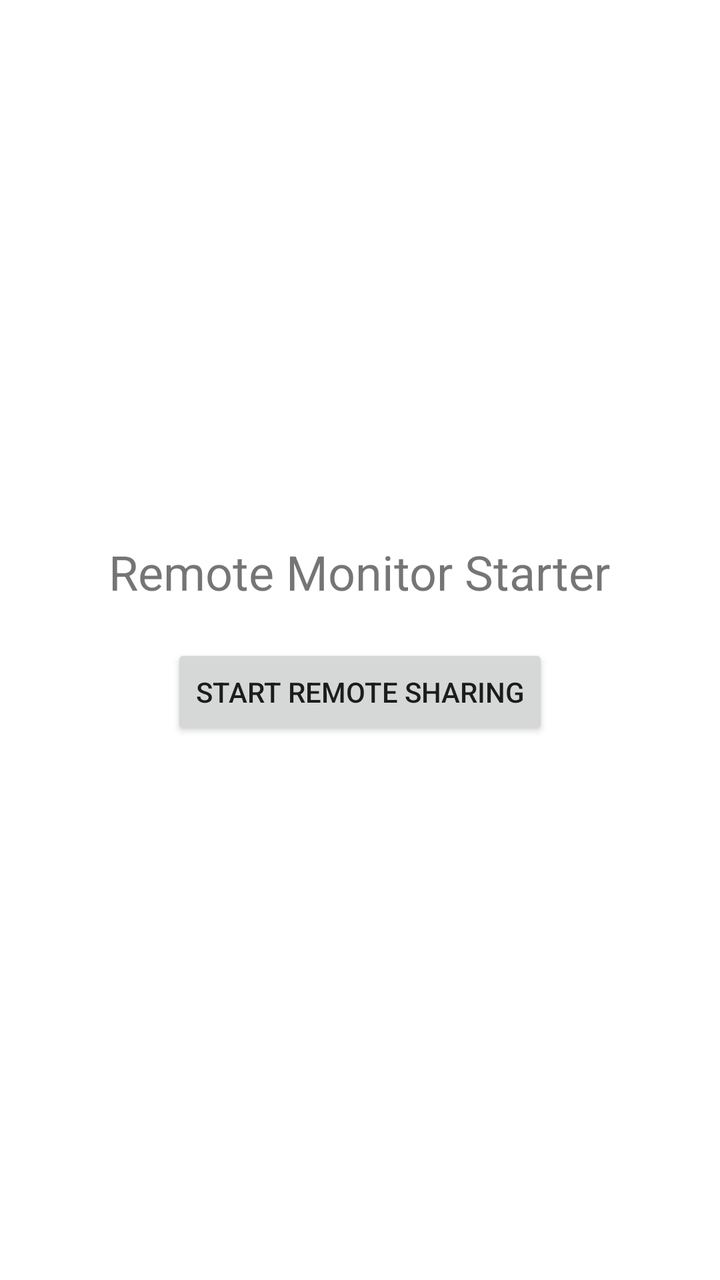
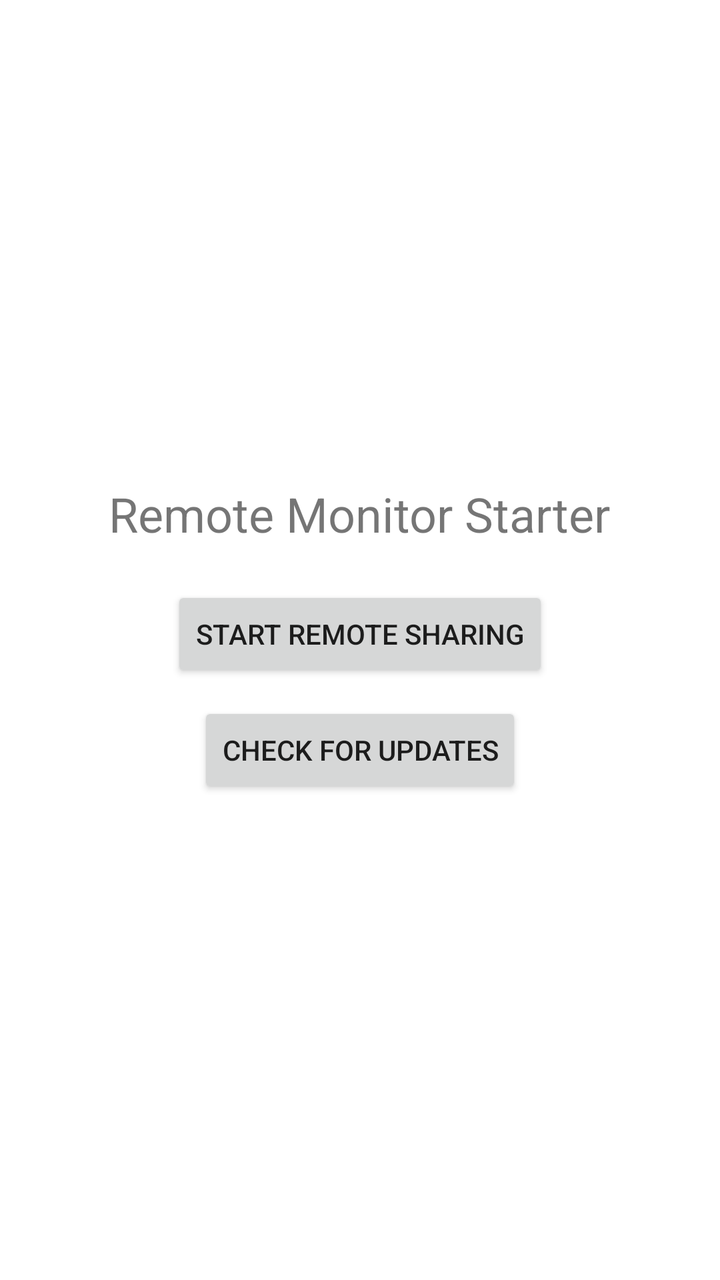

Compare the two renders of this Android layout. The source of the first and the diff that turns it into the second are given below.
<!-- AndroidManifest.xml: application theme Theme.RemoteMonitor -->
<!-- res/layout/activity_main.xml -->
<?xml version="1.0" encoding="utf-8"?>
<LinearLayout
    xmlns:android="http://schemas.android.com/apk/res/android"
    android:orientation="vertical"
    android:gravity="center"
    android:layout_width="match_parent"
    android:layout_height="match_parent">

    <TextView
        android:text="Remote Monitor Starter"
        android:textSize="24sp"
        android:layout_width="wrap_content"
        android:layout_height="wrap_content"/>

    <Button
        android:id="@+id/startButton"
        android:text="Start Remote Sharing"
        android:layout_marginTop="20dp"
        android:layout_width="wrap_content"
        android:layout_height="wrap_content"/>

</LinearLayout>
<!-- resources referenced by this layout -->
<resources>
  <style name="Theme.RemoteMonitor" parent="Theme.MaterialComponents.DayNight.DarkActionBar">
          
          <item name="colorPrimary">@color/purple_500</item>
          <item name="colorPrimaryVariant">@color/purple_700</item>
          <item name="colorOnPrimary">@color/white</item>
          
          <item name="colorSecondary">@color/teal_200</item>
          <item name="colorSecondaryVariant">@color/teal_700</item>
          <item name="colorOnSecondary">@color/black</item>
          
          <item name="android:statusBarColor">?attr/colorPrimaryVariant</item>
          
      </style>
  <color name="purple_500">#FF6200EE</color>
  <color name="purple_700">#FF3700B3</color>
  <color name="white">#FFFFFFFF</color>
  <color name="teal_200">#FF03DAC5</color>
  <color name="teal_700">#FF018786</color>
  <color name="black">#FF000000</color>
</resources>

<!-- the commit's change to res/layout/activity_main.xml (unified diff, before → after) -->
@@ -19,4 +19,11 @@
         android:layout_width="wrap_content"
         android:layout_height="wrap_content"/>
 
+    <Button
+        android:id="@+id/updateButton"
+        android:text="@string/check_for_updates"
+        android:layout_marginTop="10dp"
+        android:layout_width="wrap_content"
+        android:layout_height="wrap_content"/>
+
 </LinearLayout>
<!-- resource entries referenced after the edit -->
@@ -1,5 +1,6 @@
 <!-- resources referenced by this layout -->
 <resources>
+  <string name="check_for_updates">Check for Updates</string>
   <style name="Theme.RemoteMonitor" parent="Theme.MaterialComponents.DayNight.DarkActionBar">
           
           <item name="colorPrimary">@color/purple_500</item>
